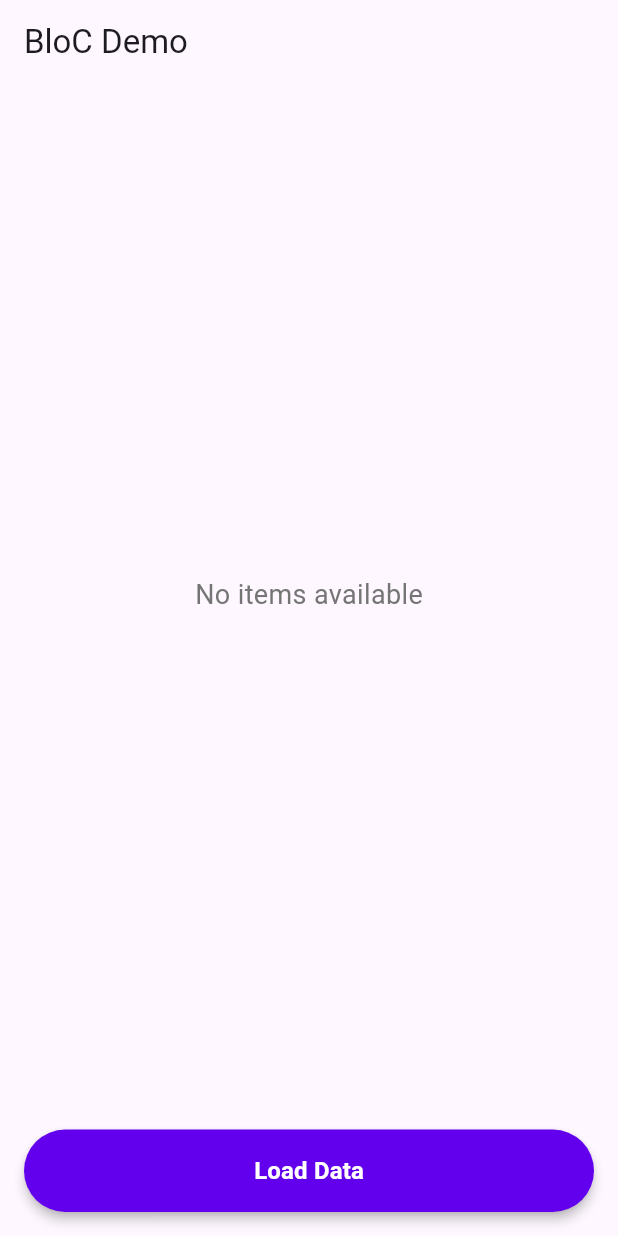
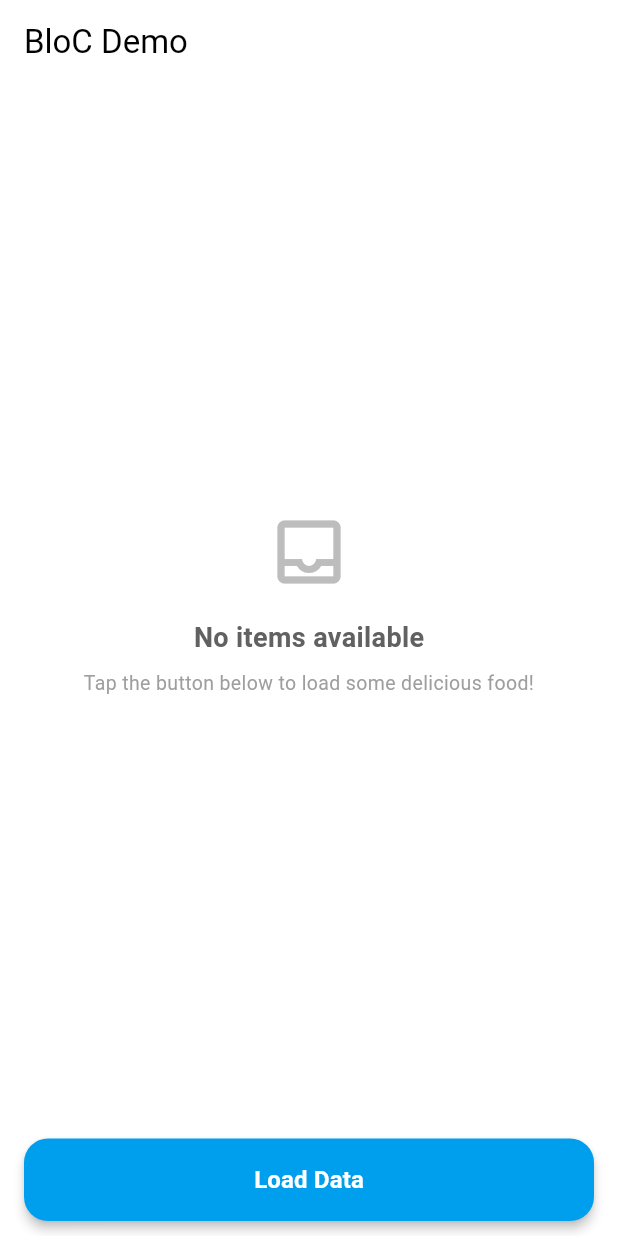
Before and after one commit to minhkhang1505/flutter_bloc_demo, a Flutter app: the screen it shows after launch, on a phone screen of 412 x 824 dp. Run offline on Flutter 3.47's test engine with Material 3 defaults, Android fonts, the phone set to English and light mode, and no system bars; our stand-ins replace bloc, flutter_bloc.

Commit message:
feat: Refactor HomeState and enhance UI components for better user experience

```diff
--- /dev/null
+++ b/devtools_options.yaml
@@ -0,0 +1,3 @@
+description: This file stores settings for Dart & Flutter DevTools.
+documentation: https://docs.flutter.dev/tools/devtools/extensions#configure-extension-enablement-states
+extensions:
--- a/lib/presentation/home/bloc/home_state.dart
+++ b/lib/presentation/home/bloc/home_state.dart
@@ -8,8 +8,6 @@ class FoodDataState extends HomeState {
   FoodDataState(this.foodItems);
 }
 
-class HomeInitialState extends HomeState {}
-
 class HomeLoadingState extends HomeState {
   final bool isLoading;
 
--- a/lib/presentation/home/home_screen.dart
+++ b/lib/presentation/home/home_screen.dart
@@ -17,7 +17,12 @@ class HomeScreen extends StatelessWidget {
     return BlocBuilder<HomeBloc, HomeState>(
       builder: (context, state) {
         return Scaffold(
-          appBar: AppBar(title: const Text('BloC Demo')),
+          backgroundColor: Colors.white,
+          appBar: AppBar(
+            title: const Text('BloC Demo'),
+            backgroundColor: Colors.white,
+            foregroundColor: Colors.black,
+          ),
 
           body: SafeArea(
             child: switch (state) {
--- a/lib/presentation/home/widgets/action_button.dart
+++ b/lib/presentation/home/widgets/action_button.dart
@@ -12,14 +12,14 @@ class ActionButton extends StatelessWidget {
   @override
   Widget build(BuildContext context) {
     return Padding(
-      padding: const EdgeInsets.all(16.0),
+      padding: const EdgeInsets.symmetric(horizontal: 16.0, vertical: 10),
       child: ElevatedButton(
         onPressed: onPressed,
         style: ElevatedButton.styleFrom(
-          backgroundColor: const Color(0xFF6200EE),
+          backgroundColor: const Color.fromARGB(255, 0, 159, 238),
           elevation: 3,
           shape: RoundedRectangleBorder(
-            borderRadius: BorderRadius.circular(30),
+            borderRadius: BorderRadius.circular(16),
           ),
           padding: const EdgeInsets.symmetric(horizontal: 32, vertical: 16),
         ),
--- a/lib/presentation/home/widgets/empty_state_widget.dart
+++ b/lib/presentation/home/widgets/empty_state_widget.dart
@@ -9,9 +9,21 @@ class EmptyStateWidget extends StatelessWidget {
       child: Column(
         mainAxisSize: MainAxisSize.min,
         children: [
+          Icon(Icons.inbox_outlined, size: 56, color: Colors.grey[400]),
+          const SizedBox(height: 16),
           Text(
             'No items available',
-            style: TextStyle(fontSize: 18, color: Colors.grey[600]),
+            style: TextStyle(
+              fontSize: 18,
+              fontWeight: FontWeight.w600,
+              color: Colors.grey[700],
+            ),
+          ),
+          const SizedBox(height: 8),
+          Text(
+            'Tap the button below to load some delicious food!',
+            style: TextStyle(fontSize: 13, color: Colors.grey[500]),
+            textAlign: TextAlign.center,
           ),
         ],
       ),
```
Also changed, not shown: lib/presentation/home/widgets/item.dart (+16 -3 lines).
